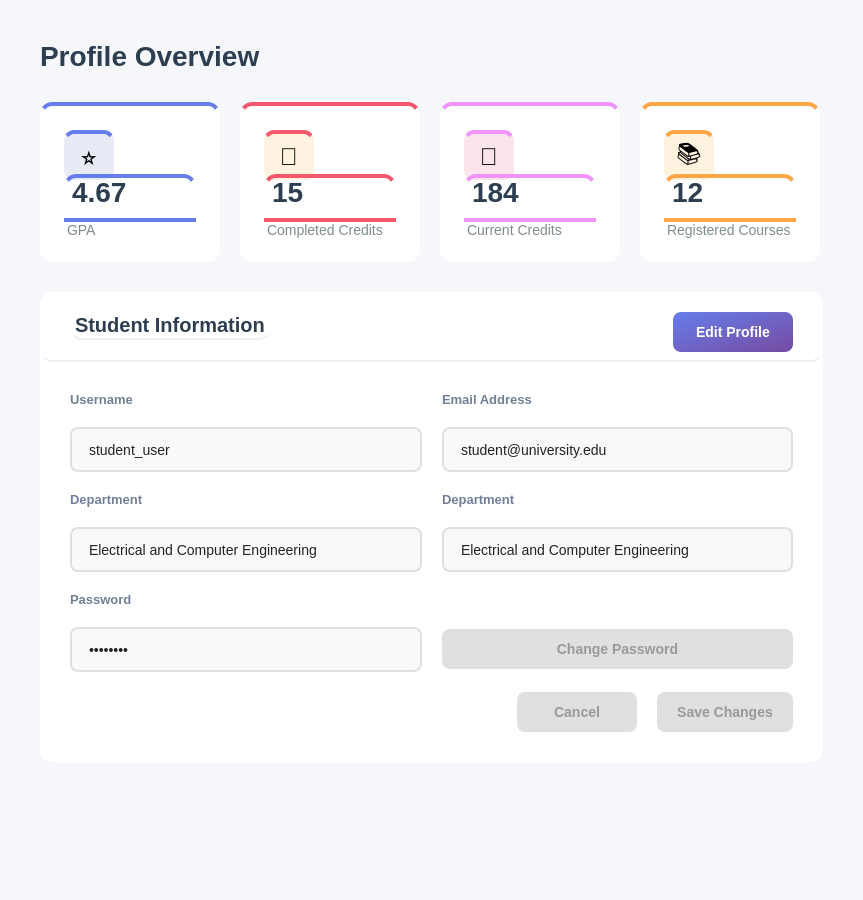
The window that app_ui/student_ui/submenus_ui/profile.ui (Yasser-Daffa/ECE-Course-Registeration) describes before a commit, drawn with Qt 5.
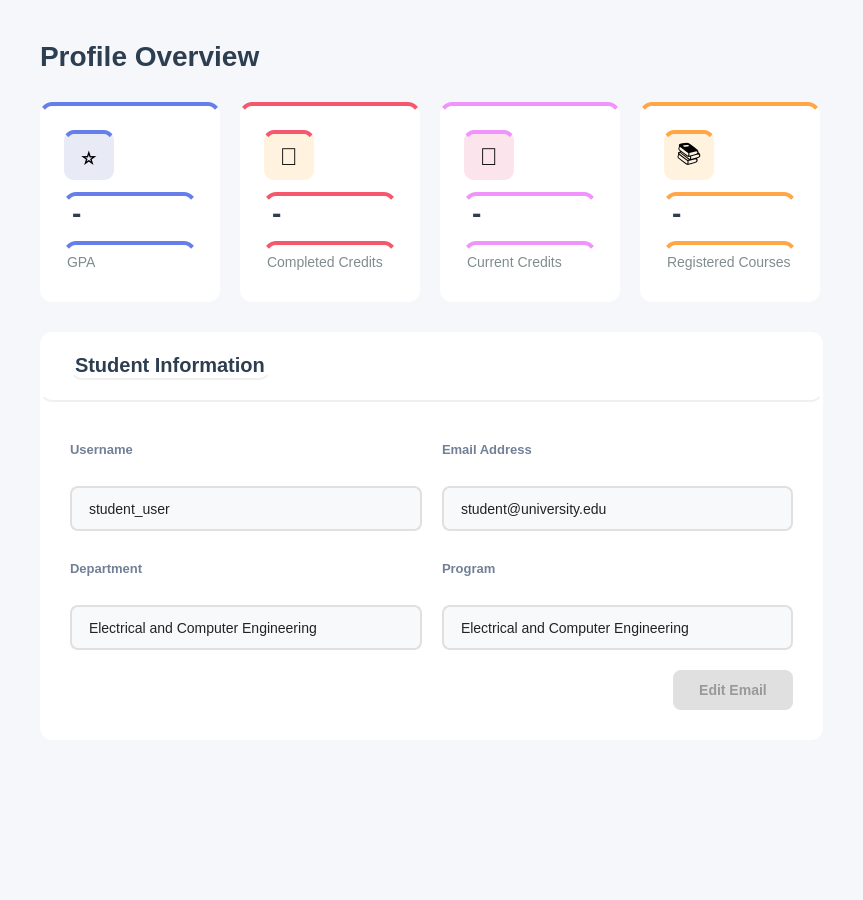
The same window after the commit.

Commit message: edit profiles for both students and admins

Patch:
```diff
--- a/app_ui/student_ui/submenus_ui/profile.ui
+++ b/app_ui/student_ui/submenus_ui/profile.ui
@@ -120,7 +120,7 @@
            <string notr="true">font-size: 28px; font-weight: bold; color: #2c3e50; background: transparent;</string>
           </property>
           <property name="text">
-           <string>4.67</string>
+           <string>-</string>
           </property>
          </widget>
         </item>
@@ -207,7 +207,7 @@
            <string notr="true">font-size: 28px; font-weight: bold; color: #2c3e50; background: transparent;</string>
           </property>
           <property name="text">
-           <string>15</string>
+           <string>-</string>
           </property>
          </widget>
         </item>
@@ -291,7 +291,7 @@
            <string notr="true">font-size: 28px; font-weight: bold; color: #2c3e50; background: transparent;</string>
           </property>
           <property name="text">
-           <string>184</string>
+           <string>-</string>
           </property>
          </widget>
         </item>
@@ -375,7 +375,7 @@
            <string notr="true">font-size: 28px; font-weight: bold; color: #2c3e50; background: transparent;</string>
           </property>
           <property name="text">
-           <string>12</string>
+           <string>-</string>
           </property>
          </widget>
         </item>
@@ -474,43 +474,6 @@
            </property>
           </spacer>
          </item>
-         <item>
-          <widget class="QPushButton" name="buttonEdit">
-           <property name="minimumSize">
-            <size>
-             <width>120</width>
-             <height>40</height>
-            </size>
-           </property>
-           <property name="cursor">
-            <cursorShape>PointingHandCursor</cursorShape>
-           </property>
-           <property name="styleSheet">
-            <string notr="true">QPushButton {
-    background: qlineargradient(x1:0, y1:0, x2:1, y2:1, stop:0 #667EEA, stop:1 #764BA2);
-    color: #ffffff;
-    border: none;
-    border-radius: 8px;
-    font-size: 14px;
-    font-weight: bold;
-    padding: 10px 20px;
-    transition: background 150ms;
-}
-
-QPushButton:hover {
-    background: qlineargradient(x1:0, y1:0, x2:1, y2:1, stop:0 #4F63C6, stop:1 #5D3F9E);
-}
-
-QPushButton:pressed {
-    background-color: #3C4A99;
-}
-</string>
-           </property>
-           <property name="text">
-            <string>Edit Profile</string>
-           </property>
-          </widget>
-         </item>
         </layout>
        </widget>
       </item>
@@ -550,49 +513,13 @@
              </property>
             </widget>
            </item>
-           <item row="5" column="0">
-            <widget class="QLineEdit" name="lineEditPassword">
-             <property name="enabled">
-              <bool>true</bool>
-             </property>
-             <property name="minimumSize">
-              <size>
-               <width>0</width>
-               <height>45</height>
-              </size>
-             </property>
-             <property name="styleSheet">
-              <string notr="true">QLineEdit {
-    padding: 10px 15px;
-    border: 2px solid #e0e0e0;
-    border-radius: 8px;
-    font-size: 14px;
-    background-color: #f8f9fa;
-    color: #222222;        /* slightly dark text */
-}
-/* Read-only state */
-QLineEdit[readOnly=&quot;true&quot;] {
-    background-color: #f0f0f0;       /* softer to indicate non-editable */
-    color: #555555;                  /* slightly faded text */
-}
-
-</string>
-             </property>
-             <property name="text">
-              <string>••••••••</string>
-             </property>
-             <property name="readOnly">
-              <bool>true</bool>
-             </property>
-            </widget>
-           </item>
            <item row="2" column="1">
             <widget class="QLabel" name="labelDepatment_2">
              <property name="styleSheet">
               <string notr="true">font-size: 13px; color: #718096; font-weight: bold; background: transparent;</string>
              </property>
              <property name="text">
-              <string>Department</string>
+              <string>Program</string>
              </property>
             </widget>
            </item>
@@ -756,64 +683,8 @@
               <string>student@university.edu</string>
              </property>
              <property name="readOnly">
-              <bool>true</bool>
-             </property>
-            </widget>
-           </item>
-           <item row="4" column="0">
-            <widget class="QLabel" name="labelPassword">
-             <property name="styleSheet">
-              <string notr="true">font-size: 13px; color: #718096; font-weight: bold; background: transparent;</string>
-             </property>
-             <property name="text">
-              <string>Password</string>
-             </property>
-            </widget>
-           </item>
-           <item row="5" column="1">
-            <widget class="QPushButton" name="buttonChangePassword">
-             <property name="enabled">
               <bool>false</bool>
              </property>
-             <property name="minimumSize">
-              <size>
-               <width>120</width>
-               <height>40</height>
-              </size>
-             </property>
-             <property name="cursor">
-              <cursorShape>PointingHandCursor</cursorShape>
-             </property>
-             <property name="styleSheet">
-              <string notr="true">QPushButton {
-    background: qlineargradient(x1:0, y1:0, x2:1, y2:1, stop:0 #667EEA, stop:1 #764BA2);
-    color: #ffffff;
-    border: none;
-    border-radius: 8px;
-    font-size: 14px;
-    font-weight: bold;
-    padding: 10px 20px;
-    transition: background 150ms;
-}
-
-QPushButton:hover {
-    background: qlineargradient(x1:0, y1:0, x2:1, y2:1, stop:0 #4F63C6, stop:1 #5D3F9E);
-}
-
-QPushButton:pressed {
-    background-color: #3C4A99;
-}
-
-
-QPushButton:disabled {
-    background-color: #e0e0e0;
-    color: #999999;
-}
-</string>
-             </property>
-             <property name="text">
-              <string>Change Password</string>
-             </property>
             </widget>
            </item>
           </layout>
@@ -834,52 +705,7 @@
             </spacer>
            </item>
            <item>
-            <widget class="QPushButton" name="buttonCancel">
-             <property name="enabled">
-              <bool>false</bool>
-             </property>
-             <property name="minimumSize">
-              <size>
-               <width>120</width>
-               <height>40</height>
-              </size>
-             </property>
-             <property name="cursor">
-              <cursorShape>PointingHandCursor</cursorShape>
-             </property>
-             <property name="styleSheet">
-              <string notr="true">QPushButton {
-    background-color: #f8f9fa;     /* light grey background */
-    color: #5a6c7d;               /* text color */
-    border: 2px solid #e0e0e0;    /* default border */
-    border-radius: 8px;
-    font-size: 14px;
-    font-weight: bold;
-    padding: 10px 20px;
-}
-
-QPushButton:hover {
-    border-color: #6c5ce7;        /* purplish-blue border on hover */
-    color: #6c5ce7;               /* match text color to border */
-}
-
-QPushButton:pressed {
-    background-color: #e0e0e0;    /* slightly darker grey when pressed */
-    border-color: #6c5ce7;        /* keep border highlight */
-    color: #6c5ce7;               /* text color */
-}
-QPushButton:disabled {
-    background-color: #e0e0e0;
-    color: #999999;
-}</string>
-             </property>
-             <property name="text">
-              <string>Cancel</string>
-             </property>
-            </widget>
-           </item>
-           <item>
-            <widget class="QPushButton" name="buttonSave">
+            <widget class="QPushButton" name="buttonEditEmail">
              <property name="enabled">
               <bool>false</bool>
              </property>
@@ -920,7 +746,7 @@
 </string>
              </property>
              <property name="text">
-              <string>Save Changes</string>
+              <string>Edit Email</string>
              </property>
             </widget>
            </item>
```
Left out of the diff: 4 changed lines with no effect on the pictures. The commit also changes 2 other files.
